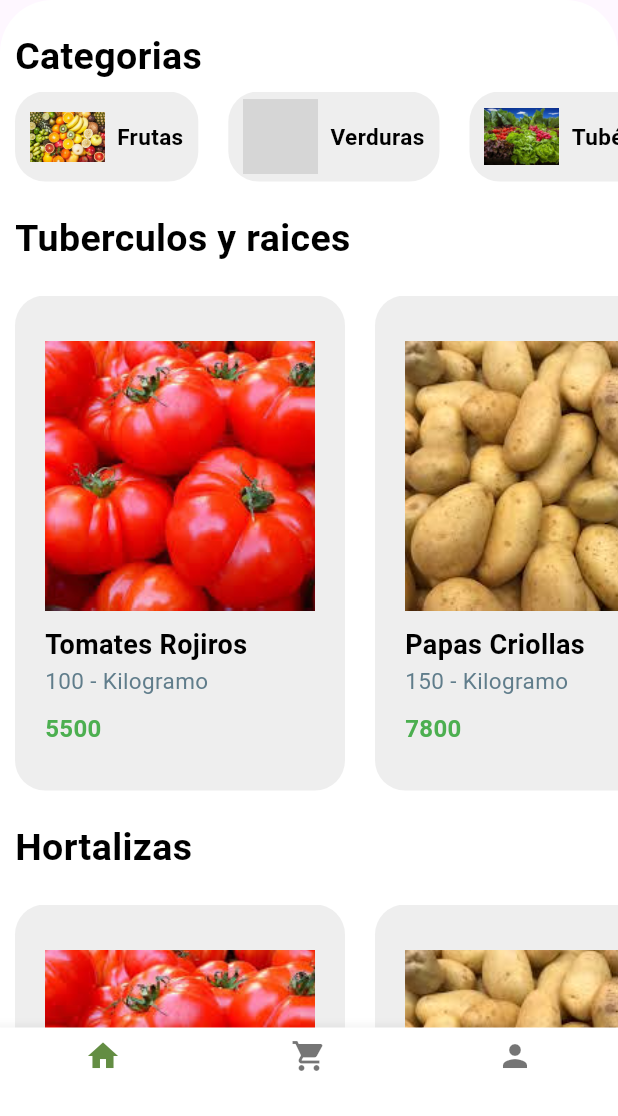
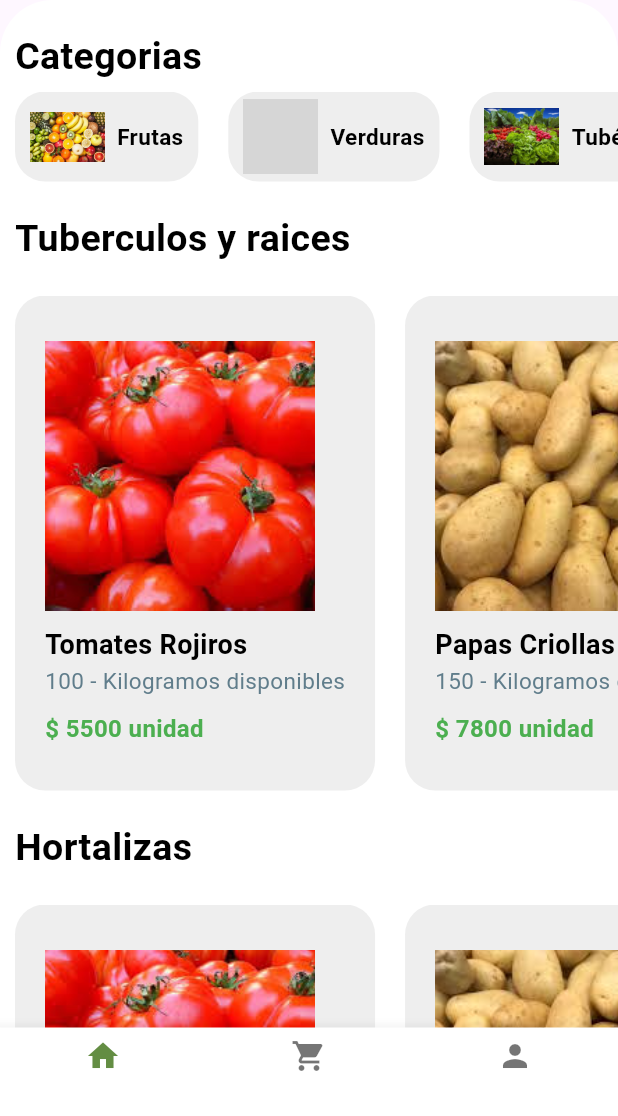
Before and after one commit to IngCrisC/agro_inteli_colombia, a Flutter app: the HomeConsumer screen opened by its route, on a phone screen of 412 x 824 dp, the part 120-1236 px from its top. Run offline on Flutter 3.47's test engine with Material 3 defaults, Android fonts, the phone set to English and light mode, and no system bars; drawn by our look-alikes of badges; our stand-ins replace geolocator, google_maps_flutter, google_sign_in, image_picker, shared_preferences; accounts and stored records are empty; grey boxes are pictures that could not be loaded.

Commit message:
cambios en archivo home

```diff
--- a/lib/screens/Home_consumer.dart
+++ b/lib/screens/Home_consumer.dart
@@ -1,14 +1,16 @@
 import 'package:flutter/material.dart';
-import 'package:badges/badges.dart' as badges;
 import '../../core/routes.dart';
 import '../../core/colors.dart';
-import '../../core/string.dart';
+import '../dominan/entities/producto.dart';
 import '../services/producto_service.dart';
-import '../dominan/entities/producto.dart';
+import '../services/usuario_service.dart';
 
 class HomeConsumer extends StatelessWidget {
   final ProductoService productoService;
-  const HomeConsumer({Key? key, required this.productoService})
+  final UsuariotService usuarioService;
+
+  const HomeConsumer(
+      {Key? key, required this.productoService, required this.usuarioService})
       : super(key: key);
 
   @override
@@ -19,9 +21,9 @@ class HomeConsumer extends StatelessWidget {
         selectedItemColor: AppColors.secondaryColor,
         onTap: (index) {
           if (index == 0) {
-            Navigator.pushNamed(context, '/HomeConsumidor');
+            Navigator.pushNamed(context, Routes.HomeC);
           } else if (index == 1) {
-            Navigator.pushNamed(context, '/cart');
+            Navigator.pushNamed(context, Routes.cartDetail);
           } else if (index == 2) {
             Navigator.pushNamed(context, '/profile');
           }
@@ -82,7 +84,9 @@ class HomeConsumer extends StatelessWidget {
                 ),
 
                 ProductosWidget(
-                    productoService: productoService), //Clase para los slide
+                  productoService: productoService,
+                  usuarioService: usuarioService,
+                ),
 
                 //Titulo de la siguiente fila de slides
                 Container(
@@ -97,8 +101,10 @@ class HomeConsumer extends StatelessWidget {
                     ),
                   ),
                 ),
-                //Se llama la clase de los slides
-                ProductosWidget(productoService: productoService),
+                ProductosWidget(
+                  productoService: productoService,
+                  usuarioService: usuarioService,
+                ),
               ],
             ),
           ),
@@ -123,19 +129,12 @@ class HomeAppBar extends StatelessWidget {
             height: 50,
           ),
           Expanded(
-            // Comentario: Envuelve el padding/columna de búsqueda en Expanded
             child: Padding(
-                padding: EdgeInsets.only(
-                  left: 0, // Ajusta si es necesario
-                ),
+              padding: EdgeInsets.only(left: 15.0, right: 15.0),
                 child: Column(
+                mainAxisAlignment: MainAxisAlignment.center,
                   children: [
                     Container(
-                      // margin: EdgeInsets.symmetric( // Comentario: Margen horizontal puede ser redundante con el padding del padre
-                      //   horizontal: 15,
-                      // ),
-                      margin: EdgeInsets.only(
-                          left: 15, right: 15), // Comentario: Ajuste de margen
                       padding: EdgeInsets.symmetric(
                         horizontal: 15,
                       ),
@@ -144,17 +143,11 @@ class HomeAppBar extends StatelessWidget {
                         color: AppColors.grey,
                         borderRadius: BorderRadius.circular(30),
                       ),
-                      //Texto de la Barra de buscar
                       child: Row(
                         children: [
-                          // Comentario: Expanded para que el TextFormField tome el espacio disponible en el Row
                           Expanded(
-                            // Comentario: Envuelve TextFormField en Expanded
                             child: Container(
-                              // Comentario: Mantenemos el Container si tiene propósitos de layout
-                              // margin: EdgeInsets.only(left: 0), // Comentario: Este margen puede ser innecesario con Expanded
-                              height: 50, // Altura del Container
-                              // width: 100, // Comentario: Eliminamos width fijo para que Expanded funcione
+                            height: 50,
                               child: TextFormField(
                                 decoration: InputDecoration(
                                   border: InputBorder.none,
@@ -163,6 +156,7 @@ class HomeAppBar extends StatelessWidget {
                               ),
                             ),
                           ),
+                        // Icono de búsqueda
                           Icon(
                             Icons.search,
                             size: 25,
@@ -171,7 +165,8 @@ class HomeAppBar extends StatelessWidget {
                       ),
                     ),
                   ],
-                )),
+              ),
+            ),
           ),
           Badge(
             child: InkWell(
@@ -183,7 +178,7 @@ class HomeAppBar extends StatelessWidget {
                 size: 16,
               ),
             ),
-          )
+          ),
         ],
       ),
     );
@@ -239,11 +234,11 @@ class CategoriasWidget extends StatelessWidget {
 }
 
 class ProductosWidget extends StatefulWidget {
-  // Comentario: Campo para recibir el ProductoService
   final ProductoService productoService;
+  final UsuariotService usuarioService;
 
-  // Comentario: Constructor que requiere el ProductoService
-  const ProductosWidget({Key? key, required this.productoService})
+  const ProductosWidget(
+      {Key? key, required this.productoService, required this.usuarioService})
       : super(key: key);
 
   @override
@@ -251,51 +246,49 @@ class ProductosWidget extends StatefulWidget {
 }
 
 class _ProductosWidgetState extends State<ProductosWidget> {
-  // Comentario: Lista para almacenar los productos obtenidos del servicio
   List<Producto> _productos = [];
-  // Comentario: Variable para indicar si se está cargando (opcional para UI)
   bool _isLoading = true;
 
-  // Comentario: Método que se llama al inicializar el widget
   @override
   void initState() {
     super.initState();
-    // Comentario: Llamar al método para cargar los productos
     _loadProductos();
   }
 
-  // Comentario: Método para cargar los productos del servicio
   void _loadProductos() {
-    // Comentario: Obtiene todos los productos del servicio
     final fetchedProductos = widget.productoService.getAllProductos();
-    // Comentario: Actualiza el estado del widget con los productos obtenidos
     setState(() {
       _productos = fetchedProductos;
-      _isLoading = false; // Comentario: La carga ha terminado
+      _isLoading = false;
     });
   }
 
   @override
   Widget build(BuildContext context) {
-    // Comentario: Muestra un indicador de carga mientras se obtienen los productos
     if (_isLoading) {
-      return const Center(
-          child:
-              CircularProgressIndicator()); // Comentario: Muestra un spinner de carga
+      return const Center(child: CircularProgressIndicator());
     }
 
-    // Comentario: Si no hay productos, muestra un mensaje
     if (_productos.isEmpty) {
-      return const Center(
-          child: Text(
-              'No hay productos disponibles.')); // Comentario: Mensaje si la lista está vacía
+      return const Center(child: Text('No hay productos disponibles.'));
     }
 
     return SingleChildScrollView(
       scrollDirection: Axis.horizontal,
       child: Row(
         children: _productos.map((producto) {
-          return Container(
+          return InkWell(
+            onTap: () {
+              Navigator.pushNamed(
+                context,
+                Routes.productDetail,
+                arguments: {
+                  'product': producto,
+                  'usuarioService': widget.usuarioService,
+                },
+              );
+            },
+            child: Container(
             margin: EdgeInsets.symmetric(horizontal: 10),
             padding: EdgeInsets.symmetric(vertical: 30, horizontal: 20),
             decoration: BoxDecoration(
@@ -321,7 +314,7 @@ class _ProductosWidgetState extends State<ProductosWidget> {
                   ),
                 ),
                 Text(
-                  '${producto.cantidad} - ${producto.unidadMedida}',
+                    '${producto.cantidad} - ${producto.unidadMedida}s disponibles',
                   style: TextStyle(
                     fontSize: 15,
                     color: Colors.blueGrey,
@@ -329,7 +322,7 @@ class _ProductosWidgetState extends State<ProductosWidget> {
                 ),
                 SizedBox(height: 10),
                 Text(
-                  '${producto.precioUnidad}',
+                    '\$ ' + '${producto.precioUnidad} unidad',
                   style: TextStyle(
                     fontSize: 16,
                     fontWeight: FontWeight.bold,
@@ -337,6 +330,7 @@ class _ProductosWidgetState extends State<ProductosWidget> {
                   ),
                 ),
               ],
+              ),
             ),
           );
         }).toList(),
```
Also changed, not shown: pubspec.lock.
